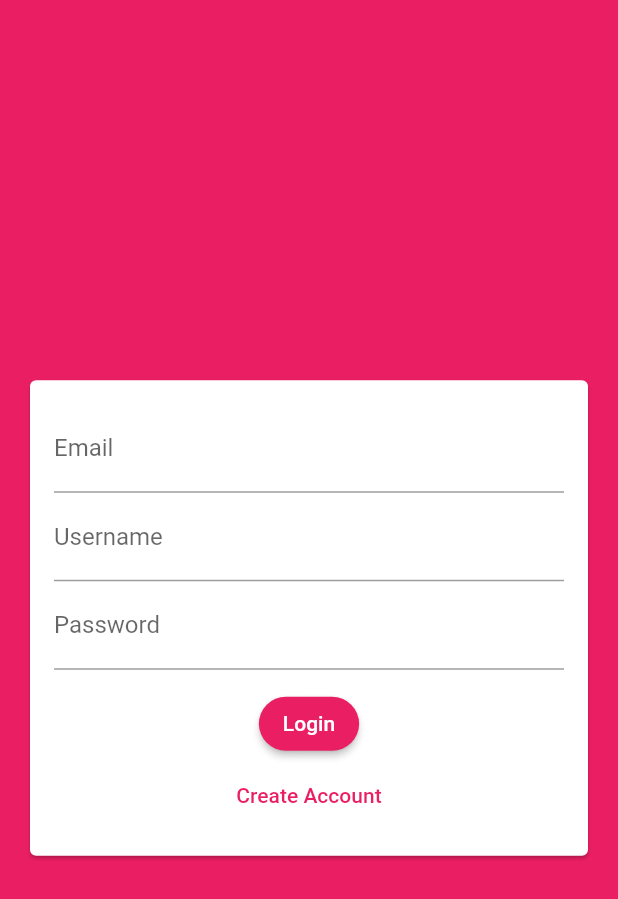
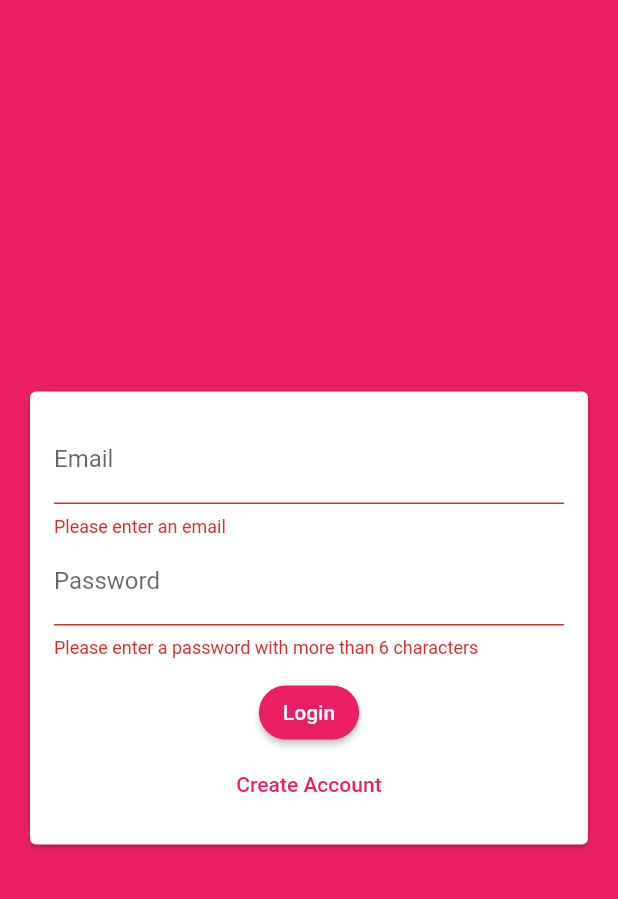
Before and after one commit to jinyongnan810/flutter-chat, a Flutter app: the screen it shows after launch, after a tap on "Login", on a phone screen of 412 x 824 dp. Shown: the top 899 px of the screen. Run offline on Flutter 3.47's test engine with Material 2 defaults, Android fonts, the light colour scheme and no system bars; our stand-ins replace cloud_firestore, firebase_core; accounts and stored records are empty.

Commit message:
Auth screen part 2: form data & validation

```diff
--- a/lib/components/auth-form.dart
+++ b/lib/components/auth-form.dart
@@ -7,40 +7,148 @@ class AuthForm extends StatefulWidget {
   _AuthFormState createState() => _AuthFormState();
 }
 
-class _AuthFormState extends State<AuthForm> {
+class _AuthFormState extends State<AuthForm>
+// for using vsync in AnimatedSize
+    with
+        SingleTickerProviderStateMixin {
+  final _formKey = GlobalKey<FormState>();
+  bool _isLogin = true;
+  String _email = '';
+  String _username = '';
+  String _password = '';
+  final _usernameFocusNode = FocusNode();
+  final _passwordFocusNode = FocusNode();
+  void _trySubmit() {
+    final validated = this._formKey.currentState!.validate();
+    if (!validated) return;
+    // close the keyboard if its still there
+    FocusScope.of(context).unfocus();
+    this._formKey.currentState!.save();
+    print('ok');
+  }
+
+  void _showErrorDialog(String msg) {
+    showDialog(
+        context: context,
+        builder: (ctx) => AlertDialog(
+              title: Text('Authenticate Error'),
+              content: Text(msg),
+              actions: [
+                TextButton(
+                    onPressed: () => Navigator.of(ctx).pop(), child: Text('OK'))
+              ],
+            ));
+  }
+
+  @override
+  void dispose() {
+    _usernameFocusNode.dispose();
+    _passwordFocusNode.dispose();
+    super.dispose();
+  }
+
   @override
   Widget build(BuildContext context) {
     return Center(
       child: Card(
         margin: EdgeInsets.all(20),
+        child: AnimatedSize(
+            vsync: this,
+            duration: Duration(milliseconds: 300),
+            curve: Curves.easeIn,
             child: SingleChildScrollView(
               child: Padding(
                 padding: EdgeInsets.all(16),
                 child: Form(
+                  key: _formKey,
                   child: Column(
                     mainAxisSize: MainAxisSize.min,
                     children: [
                       TextFormField(
+                        key: ValueKey('email'),
                         keyboardType: TextInputType.emailAddress,
                         decoration: InputDecoration(labelText: 'Email'),
+                        validator: (value) {
+                          if (value == null ||
+                              value.isEmpty ||
+                              !value.contains('@')) {
+                            return 'Please enter an email';
+                          }
+                          return null;
+                        },
+                        onFieldSubmitted: (_) {
+                          if (_isLogin) {
+                            FocusScope.of(context)
+                                .requestFocus(_passwordFocusNode);
+                          } else {
+                            FocusScope.of(context)
+                                .requestFocus(_usernameFocusNode);
+                          }
+                        },
+                        onSaved: (value) {
+                          this._email = value!;
+                        },
+                      ),
+                      if (!_isLogin)
+                        TextFormField(
+                          key: ValueKey('username'),
+                          decoration: InputDecoration(labelText: 'Username'),
+                          validator: (value) {
+                            if (value == null ||
+                                value.isEmpty ||
+                                value.length < 4) {
+                              return 'Please enter a username with more than 4 characters';
+                            }
+                            return null;
+                          },
+                          onSaved: (value) {
+                            this._username = value!;
+                          },
+                          onFieldSubmitted: (_) {
+                            FocusScope.of(context)
+                                .requestFocus(_passwordFocusNode);
+                          },
+                          focusNode: _usernameFocusNode,
                         ),
                       TextFormField(
-                      decoration: InputDecoration(labelText: 'Username'),
-                    ),
-                    TextFormField(
+                        key: ValueKey('password'),
                         obscureText: true,
                         decoration: InputDecoration(labelText: 'Password'),
+                        validator: (value) {
+                          if (value == null ||
+                              value.isEmpty ||
+                              value.length < 6) {
+                            return 'Please enter a password with more than 6 characters';
+                          }
+                          return null;
+                        },
+                        onSaved: (value) {
+                          this._password = value!;
+                        },
+                        onFieldSubmitted: (_) => _trySubmit(),
+                        focusNode: _passwordFocusNode,
                       ),
                       SizedBox(
                         height: 12,
                       ),
-                    ElevatedButton(onPressed: () {}, child: Text('Login')),
-                    TextButton(onPressed: () {}, child: Text('Create Account'))
+                      ElevatedButton(
+                          onPressed: _trySubmit,
+                          child: _isLogin ? Text('Login') : Text('Sign up')),
+                      TextButton(
+                          onPressed: () {
+                            setState(() {
+                              this._isLogin = !this._isLogin;
+                            });
+                          },
+                          child: _isLogin
+                              ? Text('Create Account')
+                              : Text('Go to login'))
                     ],
                   ),
                 ),
               ),
             )),
+      ),
     );
   }
 }
```
Lines whose indentation alone changed are shown as unchanged.
